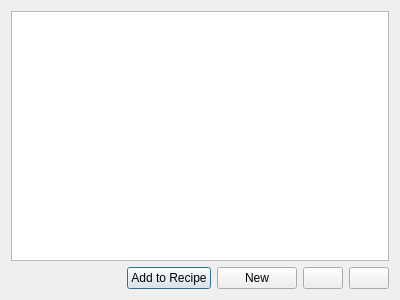
This is ui/miscDialog.ui in Brewtarget/brewtarget as Qt 5 draws it before an edit. The edited form follows.
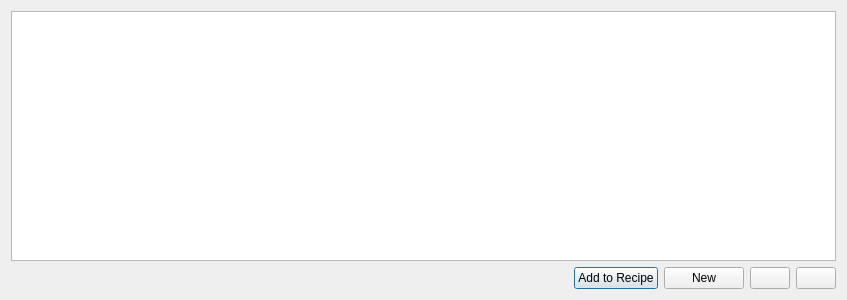
This is the edited form. Icons and pictures are not drawn.

```diff
--- a/ui/miscDialog.ui
+++ b/ui/miscDialog.ui
@@ -6,7 +6,7 @@
    <rect>
     <x>0</x>
     <y>0</y>
-    <width>400</width>
+    <width>847</width>
     <height>300</height>
    </rect>
   </property>
```
